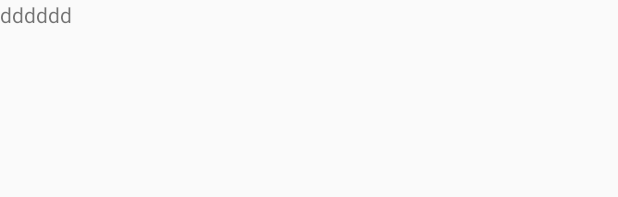
After one commit to wendyxie327/JNBus, an Android app: the layout view_bus.xml on its own in the app's theme, with its tools: preview values and no code run, on a phone screen of 412 x 824 dp. The commit adds this screen. Shown: the top 197 px of the screen. Run offline under Robolectric (Android 15) with nearby library versions, the phone set to English and light mode, and no system bars.

```diff
--- a/JNBus/app/src/main/java/com/wendy/jnbus/ui/widget/BusLineView.java
+++ b/JNBus/app/src/main/java/com/wendy/jnbus/ui/widget/BusLineView.java
@@ -21,7 +21,7 @@ public class BusLineView extends LinearLayout {
     private int oneLineNum = 4 ; // 线上总共有几个点
     private int ringRadius = 10;
     private int lineWidth = 5;
-    private int stationNameWidth = 50 ; // 站点名称控件宽度
+    private int stationNameWidth = 70 ; // 站点名称控件宽度
 
 
     public BusLineView(Context context, AttributeSet attrs) {
--- a/JNBus/app/src/main/res/layout/activity_main.xml
+++ b/JNBus/app/src/main/res/layout/activity_main.xml
@@ -17,4 +17,8 @@
         android:layout_height="match_parent"
         android:orientation="vertical"></LinearLayout>
 
+    <!--<com.wendy.jnbus.ui.widget.BusView-->
+        <!--android:layout_width="match_parent"-->
+        <!--android:layout_height="match_parent"></com.wendy.jnbus.ui.widget.BusView>-->
+
 </RelativeLayout>
--- /dev/null
+++ b/JNBus/app/src/main/res/layout/view_bus.xml
@@ -0,0 +1,12 @@
+<?xml version="1.0" encoding="utf-8"?>
+<LinearLayout xmlns:android="http://schemas.android.com/apk/res/android"
+    android:layout_width="match_parent"
+    android:layout_height="match_parent"
+    android:orientation="vertical">
+
+    <TextView
+        android:layout_width="wrap_content"
+        android:layout_height="wrap_content"
+        android:text="dddddd"/>
+
+</LinearLayout>
```
Also changed, not shown: JNBus/app/src/main/java/com/wendy/jnbus/ui/widget/BusContentView.java (+12 -8 lines), JNBus/app/src/main/java/com/wendy/jnbus/ui/widget/BusView.java (+62 -5 lines), JNBus/app/src/main/res/drawable/car.9.png (added), JNBus/app/src/main/res/drawable/car.png (deleted).
